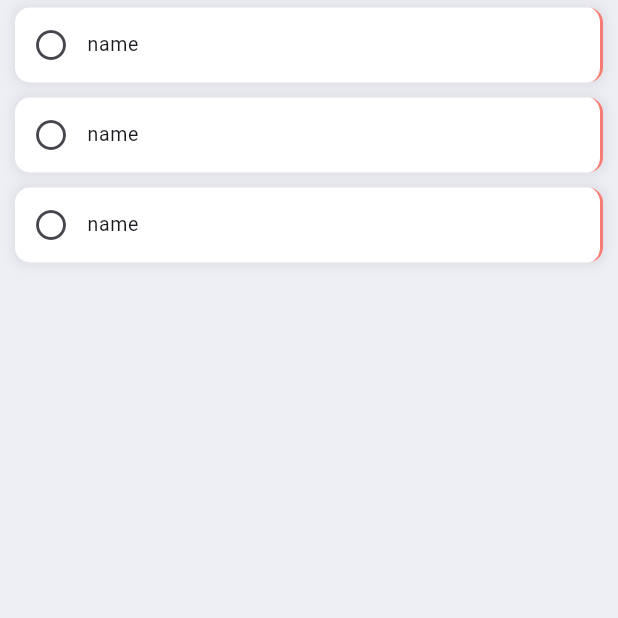
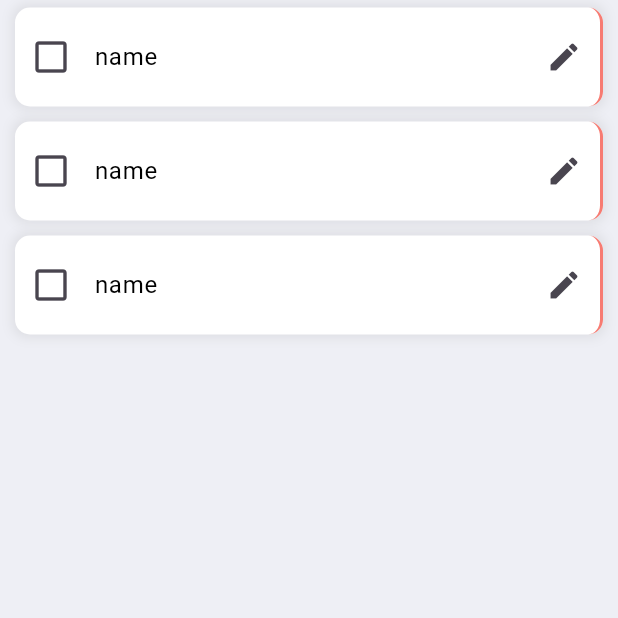
Before and after one commit to 23yaro/todoApp, a Flutter app: the screen it shows after launch, on a phone screen of 412 x 824 dp, the top half of it. Run offline on Flutter 3.47's test engine with Material 3 defaults, Android fonts, the phone set to English and light mode, and no system bars.

```diff
--- a/lib/main.dart
+++ b/lib/main.dart
@@ -1,5 +1,5 @@
 import 'package:flutter/material.dart';
-import 'views/Pages/HomePage.dart';
+import 'views/Pages/home_page.dart';
 
 void main() {
   runApp(const MyApp());
@@ -11,7 +11,7 @@ class MyApp extends StatelessWidget {
   // This widget is the root of your application.
   @override
   Widget build(BuildContext context) {
-    return const MaterialApp(
+    return MaterialApp(
       debugShowCheckedModeBanner: false,
       title: 'Time manager v2.0',
       home: Home(),
--- a/lib/views/Pages/HomePage.dart
+++ b/lib/views/Pages/home_page.dart
@@ -1,8 +1,8 @@
 import 'package:flutter/material.dart';
-import '../items/ToDoWidget.dart';
-import '../items/proxyDecorator.dart';
+import '../items/task_widget.dart';
+import '../items/proxy_decorator.dart';
 import '/../consts/colors.dart';
-import '../../model/Task.dart';
+import '../../model/tasks.dart';
 
 class Home extends StatelessWidget {
   const Home({super.key});
--- a/lib/views/items/ToDoWidget.dart
+++ /dev/null
@@ -1,114 +0,0 @@
-import 'package:flutter/material.dart';
-
-import '../../model/Task.dart';
-
-class ToDoWidget extends StatefulWidget {
-  const ToDoWidget({super.key, required this.task});
-
-  final Task task;
-
-  @override
-  State<ToDoWidget> createState() => ToDoWidgetState();
-}
-
-class ToDoWidgetState extends State<ToDoWidget> {
-  late FocusNode myFocusNode;
-  late bool readOnly;
-  final _taskDescriptionController = TextEditingController();
-
-  @override
-  void initState() {
-    super.initState();
-    readOnly = true;
-    myFocusNode = FocusNode();
-  }
-
-  @override
-  void dispose() {
-    // Clean up the focus node when the Form is disposed.
-    myFocusNode.dispose();
-
-    super.dispose();
-  }
-
-  @override
-  Widget build(BuildContext context) {
-    _taskDescriptionController.text = widget.task.description.toString();
-    return Container(
-      margin: const EdgeInsets.symmetric(vertical: 5, horizontal: 10),
-      decoration: BoxDecoration(
-        color: Colors.white,
-        borderRadius: BorderRadius.circular(10),
-        border: Border(
-            right: BorderSide(color: Colors.red.withOpacity(0.7), width: 2)),
-        boxShadow: [
-          BoxShadow(
-            color: Colors.grey.withOpacity(0.2),
-            spreadRadius: 2,
-            blurRadius: 6,
-          )
-        ],
-      ),
-      child: ListTileTheme(
-        contentPadding: EdgeInsets.zero,
-        dense: true,
-        horizontalTitleGap: 0.0,
-        minLeadingWidth: 0,
-        child: ExpansionTile(
-          shape: const Border(),
-          trailing: const SizedBox.shrink(),
-          leading: IconButton(
-            icon: Icon(widget.task.complete
-                ? Icons.check_circle
-                : Icons.circle_outlined),
-            onPressed: () {},
-          ),
-          title: Text(widget.task.name ?? ''),
-          children: [
-            Container(
-              margin: const EdgeInsets.symmetric(vertical: 5, horizontal: 10),
-              decoration: BoxDecoration(
-                color: Colors.white,
-                borderRadius: BorderRadius.circular(10),
-              ),
-              child: ListTile(
-                title: TextField(
-                  readOnly: readOnly,
-                  decoration: const InputDecoration(border: InputBorder.none),
-                  controller: _taskDescriptionController,
-                  focusNode: myFocusNode,
-                  onTapOutside: (event) {
-                    FocusManager.instance.primaryFocus?.unfocus();
-                    setState(() {
-                      readOnly = true;
-                      widget.task.description = _taskDescriptionController.text;
-                    });
-                  },
-                  onEditingComplete: () => {
-                    setState(() {
-                      readOnly = true;
-                      widget.task.description = _taskDescriptionController.text;
-                    })
-                  },
-                ),
-                trailing: GestureDetector(
-                  onTap: () => {
-                    myFocusNode.requestFocus(),
-                    setState(() {
-                      readOnly = false;
-                    })
-                  },
-                  child: Container(
-                    height: 20,
-                    width: 20,
-                    color: Colors.red,
-                  ),
-                ),
-              ),
-            ),
-          ],
-        ),
-      ),
-    );
-  }
-}
--- a/lib/views/items/proxyDecorator.dart
+++ b/lib/views/items/proxy_decorator.dart
@@ -16,8 +16,11 @@ Widget proxyDecorator(Widget child, int index, Animation<double> animation) {
           shadowColor: Colors.black.withOpacity(0.3),
           borderRadius: BorderRadius.circular(10),
           child: child,
-          ));
+        ),
+      );
     },
     child: child,
   );
 }
+
+//Drag and Drop animation
--- /dev/null
+++ b/lib/views/items/task_widget.dart
@@ -0,0 +1,171 @@
+import 'package:flutter/material.dart';
+import '../../consts/colors.dart';
+import '../../model/tasks.dart';
+import 'sub_task_widget.dart';
+
+class ToDoWidget extends StatefulWidget {
+  const ToDoWidget({super.key, required this.task});
+
+  final Task task;
+
+  @override
+  State<ToDoWidget> createState() => ToDoWidgetState();
+}
+
+class ToDoWidgetState extends State<ToDoWidget> {
+  late FocusNode myFocusNode;
+  late bool readOnly;
+  final _taskNameController = TextEditingController();
+  final _taskDescriptionController = TextEditingController();
+
+  @override
+  void initState() {
+    super.initState();
+    myFocusNode = FocusNode();
+    readOnly = true;
+    _taskNameController.text = widget.task.name.toString();
+    _taskDescriptionController.text = widget.task.description.toString();
+  }
+
+  @override
+  void dispose() {
+    // Clean up the focus node when the Form is disposed.
+    myFocusNode.dispose();
+
+    super.dispose();
+  }
+
+  @override
+  Widget build(BuildContext context) {
+    return Container(
+      margin: const EdgeInsets.symmetric(vertical: 5, horizontal: 10),
+      decoration: BoxDecoration(
+        color: Colors.white,
+        border: Border(
+            right: BorderSide(color: Colors.red.withOpacity(0.7), width: 2)),
+        borderRadius: BorderRadius.circular(10),
+        boxShadow: [
+          BoxShadow(
+            color: Colors.grey.withOpacity(0.2),
+            spreadRadius: 2,
+            blurRadius: 6,
+          )
+        ],
+      ),
+      child: ListTileTheme(
+        contentPadding: EdgeInsets.zero,
+        horizontalTitleGap: 0.0,
+        child: TapRegion(
+          onTapOutside: (event) => {
+            FocusManager.instance.primaryFocus?.unfocus(),
+            editingComplete(),
+          },
+          child: ExpansionTile(
+            iconColor: Colors.black,
+            textColor: Colors.black,
+            shape: const Border(),
+            leading: checkIconButton(
+                Icons.check_box, Icons.check_box_outline_blank, 28.0),
+            title: Theme(
+              data: ThemeData(disabledColor: Colors.black),
+              child: TextField(
+                controller: _taskNameController,
+                focusNode: myFocusNode,
+                enabled: !readOnly,
+                decoration: readOnly
+                    ? const InputDecoration(
+                    border: InputBorder.none,
+                    contentPadding: EdgeInsets.symmetric(horizontal: 5))
+                    : const InputDecoration(
+                    border: UnderlineInputBorder(),
+                    contentPadding: EdgeInsets.symmetric(horizontal: 5)),
+                style: const TextStyle(
+                  color: Colors.black,
+                  fontSize: 16,
+                ),
+                onEditingComplete: () => {editingComplete()},
+              ),
+            ),
+            trailing: Row(
+              mainAxisSize: MainAxisSize.min,
+              children: [
+                Visibility(
+                  visible: !readOnly,
+                  child: IconButton(
+                    icon: const Icon(Icons.check),
+                    color: Colors.green.withOpacity(0.7),
+                    onPressed: () {
+                      editingComplete();
+                    },
+                  ),
+                ),
+                IconButton(
+                  icon: const Icon(Icons.edit),
+                  onPressed: () {
+                    //myFocusNode.requestFocus();
+                    if (readOnly) {
+                      setState(() {
+                        readOnly = false;
+                      });
+                    }
+                  },
+                ),
+              ],
+            ),
+            children: [
+              ListTile(
+                leading:
+                    checkIconButton(Icons.check_circle, Icons.circle_outlined),
+                title: Container(
+                  decoration: BoxDecoration(
+                    color: tdBGColor,
+                    borderRadius: BorderRadius.circular(5),
+                  ),
+                  child: TextField(
+                    controller: _taskDescriptionController,
+                    //focusNode: myFocusNode,
+                    readOnly: readOnly,
+                    decoration: readOnly
+                        ? const InputDecoration(
+                            border: InputBorder.none,
+                            contentPadding: EdgeInsets.symmetric(horizontal: 5))
+                        : const InputDecoration(
+                            border: UnderlineInputBorder(),
+                            contentPadding:
+                                EdgeInsets.symmetric(horizontal: 5)),
+                    style: const TextStyle(
+                      fontSize: 14,
+                    ),
+                    onEditingComplete: () => {editingComplete()},
+                  ),
+                ),
+                trailing: const SizedBox(),
+              ), //sub tasks
+            ],
+          ),
+        ),
+      ),
+    );
+  }
+
+  Widget checkIconButton(IconData complete, IconData uncompleted, [size]) {
+    return IconButton(
+      iconSize: size,
+      icon: Icon(widget.task.complete ? complete : uncompleted),
+      onPressed: () {
+        setState(() {
+          widget.task.complete
+              ? widget.task.complete = false
+              : widget.task.complete = true;
+        });
+      },
+    );
+  }
+
+  void editingComplete() {
+    setState(() {
+      readOnly = true;
+      widget.task.description = _taskNameController.text;
+    });
+  }
+}
```
Also changed, not shown: lib/model/tasks.dart (renamed from lib/model/Task.dart), lib/views/items/sub_task_widget.dart (added). Lines whose indentation alone changed are shown as unchanged.
